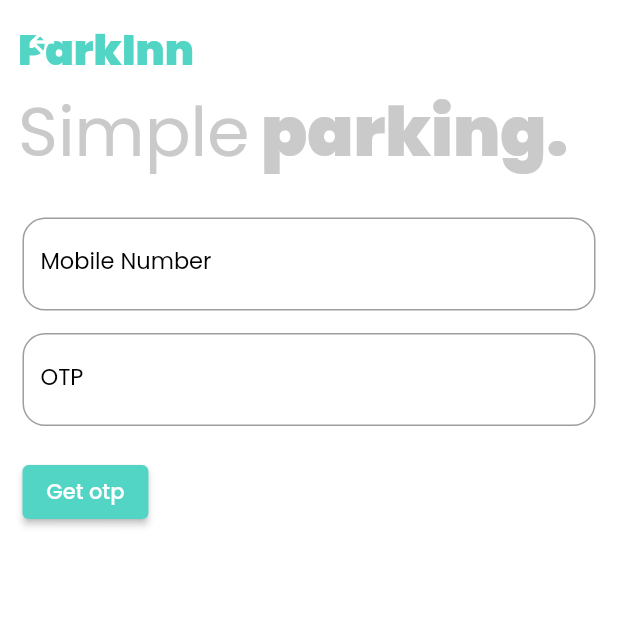
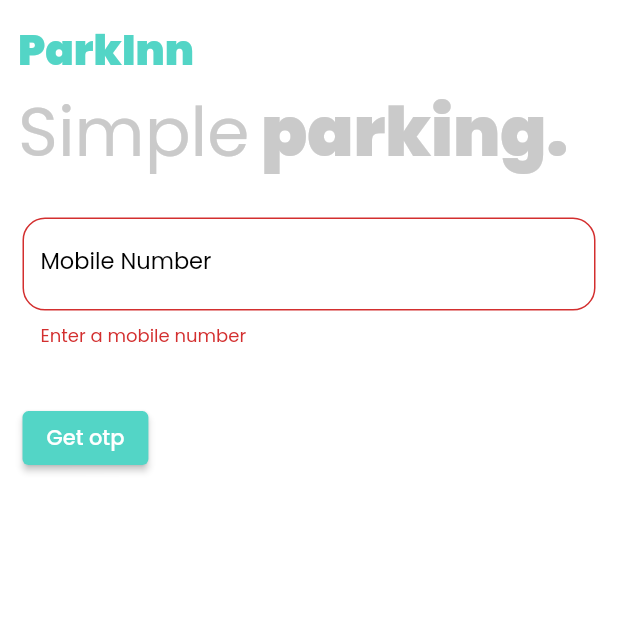
Before and after one commit to AnuroopFarkya11/parkinn, a Flutter app: the AuthScreen screen opened directly, after a tap on "Get otp", on a phone screen of 412 x 824 dp, the top half of it. Run offline on Flutter 3.47's test engine with Material 2 defaults, Android fonts, the phone set to English and light mode, and no system bars; our stand-ins replace get, google_fonts.

Commit message:
initial commit

```diff
--- a/lib/Screens/auth_screen/auth_screen.dart
+++ b/lib/Screens/auth_screen/auth_screen.dart
@@ -24,8 +24,17 @@ class AuthScreen extends GetView<AuthController> {
                   crossAxisAlignment: CrossAxisAlignment.start,
                   children: [
                     ParkInField(
+                      validator: (p0) {
+                        if (p0!.isEmpty){
+                          return "Enter a mobile number";
+                        }
+                        if (p0.length<10){
+                          return "Enter a valid number";
+                        }
+                        return " ";
+                      },
                         labelText: "Mobile Number",
-                        textInputType: TextInputType.number,
+                        textInputType: TextInputType.phone,
                         formKey: controller.numberKey,
                         controller: controller.numberController),
                     const SizedBox(
@@ -47,7 +56,7 @@ class AuthScreen extends GetView<AuthController> {
                     ),
                     ElevatedButton(
                       onPressed: () {
-                        controller.otpCheck.value = true;
+                        controller.numberKey.currentState!.validate();
                       },
                       child: const Text("Get otp"),
                     ),
--- a/lib/main.dart
+++ b/lib/main.dart
@@ -13,6 +13,7 @@ void main() {
   WidgetsFlutterBinding.ensureInitialized();
   runApp(const ParkInn());
   Get.put(CardController());
+  Get.put(AuthController());
 
   // Get.put(AuthController());
 }
@@ -33,7 +34,7 @@ class ParkInn extends StatelessWidget {
       theme: AppTheme.appTheme,
       // initialRoute: '/authScreen',
       // getPages: RouteClass.routes,
-      home: TestWidget(),
+      home: AuthScreen(),
 
     );
   }
```
